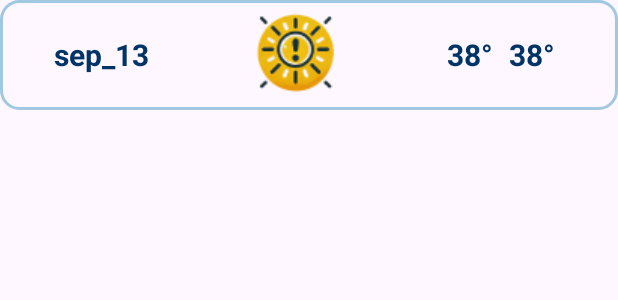
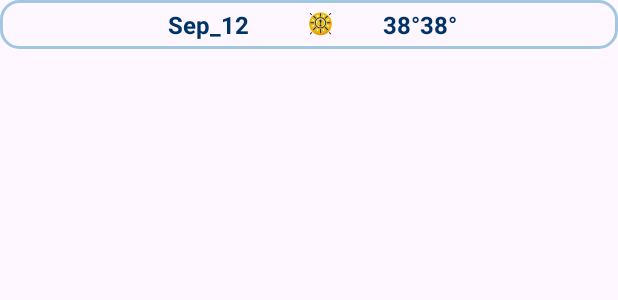
Before and after one commit to HM34/HeatStrokeAlertApp3, an Android app: the layout weather_item.xml on its own in the app's theme, with its tools: preview values and no code run, on a phone screen of 412 x 824 dp. Shown: the top 300 px of the screen. Run offline under Robolectric (Android 15) with nearby library versions, the phone set to English and light mode, and no system bars.

Commit message:
forcast work

```diff
--- a/app/src/main/java/com/example/heatstrokealertapp/WeatherItem.java
+++ b/app/src/main/java/com/example/heatstrokealertapp/WeatherItem.java
@@ -15,6 +15,7 @@ public class WeatherItem {
         this.icon = icon;
     }
 
+    // Getters
     public String getDate() {
         return date;
     }
--- a/app/src/main/res/layout/weather_item.xml
+++ b/app/src/main/res/layout/weather_item.xml
@@ -12,20 +12,20 @@
         android:id="@+id/ForecastDateText"
         android:layout_width="wrap_content"
         android:layout_height="wrap_content"
-        android:layout_marginEnd="60dp"
         android:gravity="center"
-        android:text="sep_13"
+        android:padding="5dp"
+        android:text="Sep_12"
         android:textColor="#003366"
-        android:textSize="20sp"
+        android:textSize="16sp"
         android:textStyle="bold" />
 
     <!-- Weather Icon ImageView -->
     <ImageView
         android:id="@+id/weatherIcon"
         android:layout_width="wrap_content"
-        android:layout_height="wrap_content"
-        android:layout_marginEnd="60dp"
+        android:layout_height="match_parent"
         android:contentDescription="Weather Icon"
+        android:padding="5dp"
         android:src="@drawable/caution" />
 
     <!-- Temperature TextView -->
@@ -40,23 +40,20 @@
             android:id="@+id/MaxTemperatureText"
             android:layout_width="wrap_content"
             android:layout_height="wrap_content"
-            android:layout_margin="5dp"
             android:gravity="center"
             android:text="38°"
             android:textColor="#003366"
-            android:textSize="20sp"
+            android:textSize="16sp"
             android:textStyle="bold" />
 
         <TextView
             android:id="@+id/MinTemperatureText"
             android:layout_width="wrap_content"
             android:layout_height="wrap_content"
-            android:layout_margin="5dp"
-            android:layout_weight="1"
             android:gravity="center"
             android:text="38°"
             android:textColor="#003366"
-            android:textSize="20sp"
+            android:textSize="16sp"
             android:textStyle="bold" />
     </LinearLayout>
 
```
Also changed, not shown: app/src/main/java/com/example/heatstrokealertapp/Forecast7Day.java (+14 -10 lines), app/src/main/java/com/example/heatstrokealertapp/MainActivity.java (+22 -6 lines), app/src/main/java/com/example/heatstrokealertapp/WeatherAdapter.java (+4 -6 lines).
